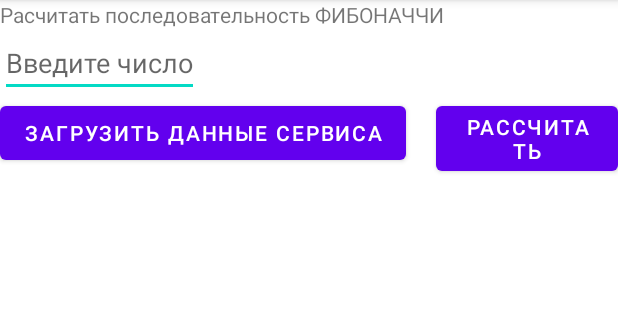
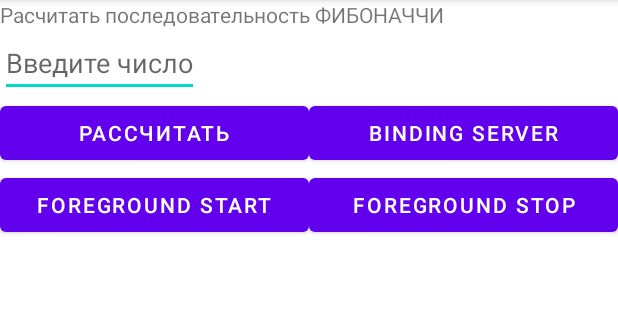
Before and after one commit to Amina1000/Fibonacci, an Android app: the screen it shows after launch (MainActivity), on a phone screen of 412 x 824 dp, the part 84-404 px from its top. Run offline under Robolectric (Android 15) with nearby library versions, the phone set to English and light mode, and no system bars; 2 statements that could not run were skipped.

Commit message:
Урок 6: Реализация Binding сервиса Реализация ForegroundService, показ уведомлений

```diff
--- a/app/src/main/AndroidManifest.xml
+++ b/app/src/main/AndroidManifest.xml
@@ -1,7 +1,7 @@
 <?xml version="1.0" encoding="utf-8"?>
 <manifest xmlns:android="http://schemas.android.com/apk/res/android"
     package="com.example.lesson1">
-
+    <uses-permission android:name="android.permission.FOREGROUND_SERVICE"/>
     <application
         android:allowBackup="true"
         android:icon="@mipmap/ic_launcher"
@@ -20,6 +20,10 @@
             android:name=".service.BoundService"
             android:enabled="true"
             android:exported="true"/>
+        <service
+            android:name=".service.ForegroundService"
+            android:enabled="true"
+            android:exported="true"/>
     </application>
 
 </manifest>
--- a/app/src/main/java/com/example/lesson1/MainActivity.kt
+++ b/app/src/main/java/com/example/lesson1/MainActivity.kt
@@ -10,10 +10,12 @@ import android.widget.Button
 import android.widget.EditText
 import android.widget.Toast
 import androidx.appcompat.app.AppCompatActivity
+import androidx.core.content.ContextCompat
 import androidx.fragment.app.FragmentManager
 import androidx.fragment.app.FragmentTransaction
 import com.example.lesson1.service.BoundService
-import java.lang.Exception
+import com.example.lesson1.service.ForegroundService
+
 
 class MainActivity : AppCompatActivity() {
     private var button: Button? = null
@@ -65,8 +67,8 @@ class MainActivity : AppCompatActivity() {
             }
             addFragment(fibNumInt)
         }
-
-        buttonService = findViewById(R.id.btnLesson6)
+        // кнопка вызова Binding сервиса
+        buttonService = findViewById(R.id.btnBinding)
         buttonService.setOnClickListener {
             if (mBound) {
                 // Вызываем мотода сервиса BoundService.
@@ -75,6 +77,16 @@ class MainActivity : AppCompatActivity() {
                 val num: Int = mService.randomNumber
                 addFragment(num)
             }
+        }
+        // кнопка вызова фонового сервиса
+        val buttonForegraund = findViewById<Button>(R.id.btnForeground)
+        val serviceIntent = Intent(this@MainActivity, ForegroundService::class.java)
+        buttonForegraund.setOnClickListener {
+            ContextCompat.startForegroundService(this@MainActivity, serviceIntent)
+        }
+        val buttonForegraundStop = findViewById<Button>(R.id.btnForegroundStop)
+        buttonForegraundStop.setOnClickListener {
+            stopService(serviceIntent)
         }
     }
 
--- /dev/null
+++ b/app/src/main/res/drawable/ic_baseline_calculate_24.xml
@@ -0,0 +1,5 @@
+<vector android:height="10dp" android:tint="?attr/colorControlNormal"
+    android:viewportHeight="24" android:viewportWidth="24"
+    android:width="10dp" xmlns:android="http://schemas.android.com/apk/res/android">
+    <path android:fillColor="@android:color/white" android:pathData="M19,3H5C3.9,3 3,3.9 3,5v14c0,1.1 0.9,2 2,2h14c1.1,0 2,-0.9 2,-2V5C21,3.9 20.1,3 19,3zM13.03,7.06L14.09,6l1.41,1.41L16.91,6l1.06,1.06l-1.41,1.41l1.41,1.41l-1.06,1.06L15.5,9.54l-1.41,1.41l-1.06,-1.06l1.41,-1.41L13.03,7.06zM6.25,7.72h5v1.5h-5V7.72zM11.5,16h-2v2H8v-2H6v-1.5h2v-2h1.5v2h2V16zM18,17.25h-5v-1.5h5V17.25zM18,14.75h-5v-1.5h5V14.75z"/>
+</vector>
--- a/app/src/main/res/layout/activity_main.xml
+++ b/app/src/main/res/layout/activity_main.xml
@@ -23,21 +23,38 @@
         android:layout_width="match_parent"
         android:layout_height="wrap_content"
         android:orientation="horizontal">
-
-        <Button
-            android:id="@+id/btnLesson6"
-            android:layout_width="wrap_content"
-            android:layout_height="wrap_content"
-            android:text="@string/load_service_data"
-            android:layout_marginEnd="20dp"
-            android:layout_marginRight="20dp" />
-
         <Button
             android:id="@+id/btnLesson1"
-            android:layout_width="wrap_content"
+            android:layout_width="0dp"
+            android:layout_height="match_parent"
+            android:layout_gravity="end"
+            android:text="@string/open_screen"
+            android:layout_weight="1"/>
+        <Button
+            android:id="@+id/btnBinding"
+            android:layout_width="0dp"
+            android:layout_height="match_parent"
+            android:text="@string/load_service_data"
+            android:layout_weight="1"/>
+    </LinearLayout>
+    <LinearLayout
+        android:layout_width="match_parent"
+        android:layout_height="wrap_content"
+        android:orientation="horizontal">
+        <Button
+            android:id="@+id/btnForeground"
+            android:layout_width="0dp"
             android:layout_height="wrap_content"
             android:layout_gravity="end"
-            android:text="@string/open_screen" />
+            android:text="@string/calc_service_data"
+            android:layout_weight="1"/>
+        <Button
+            android:id="@+id/btnForegroundStop"
+            android:layout_width="0dp"
+            android:layout_height="wrap_content"
+            android:layout_gravity="end"
+            android:text="@string/calc_service_stop"
+            android:layout_weight="1"/>
     </LinearLayout>
 
     <LinearLayout
--- a/app/src/main/res/values/strings.xml
+++ b/app/src/main/res/values/strings.xml
@@ -5,5 +5,7 @@
     <string name="tv_text">Расчитать последовательность ФИБОНАЧЧИ</string>
     <string name="hello_blank_fragment">Hello blank fragment</string>
     <string name="number">Число последовательности</string>
-    <string name="load_service_data">Загрузить данные сервиса</string>
+    <string name="load_service_data">Binding server</string>
+    <string name="calc_service_data">Foreground start</string>
+    <string name="calc_service_stop">Foreground stop</string>
 </resources>
```
Also changed, not shown: app/src/main/java/com/example/lesson1/service/ForegroundService.kt (added, +79 -0 lines).
